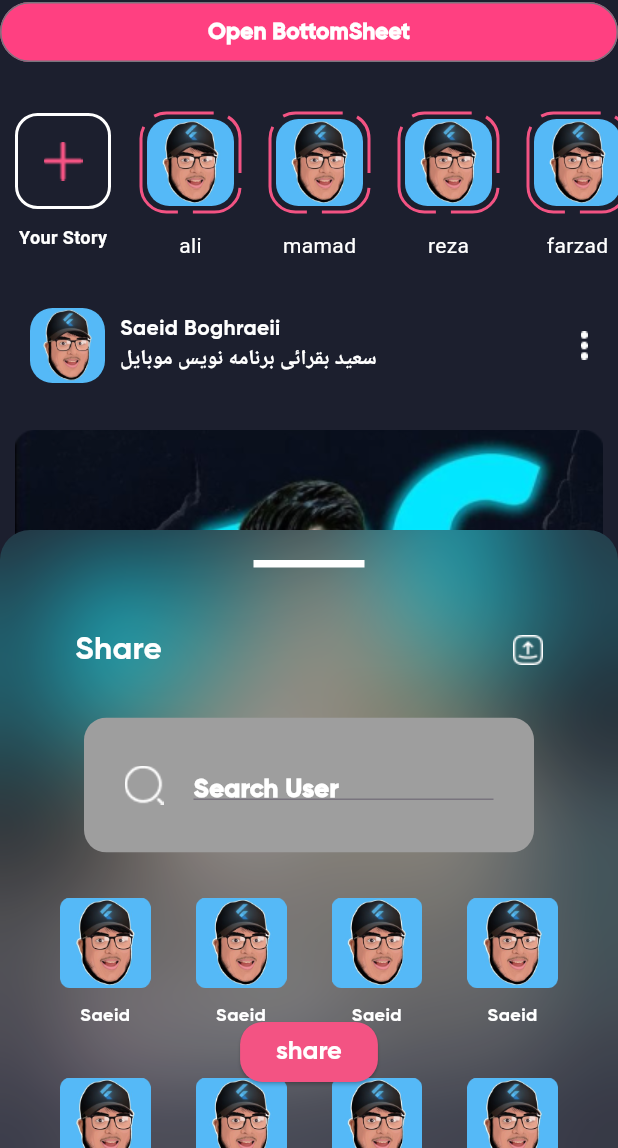
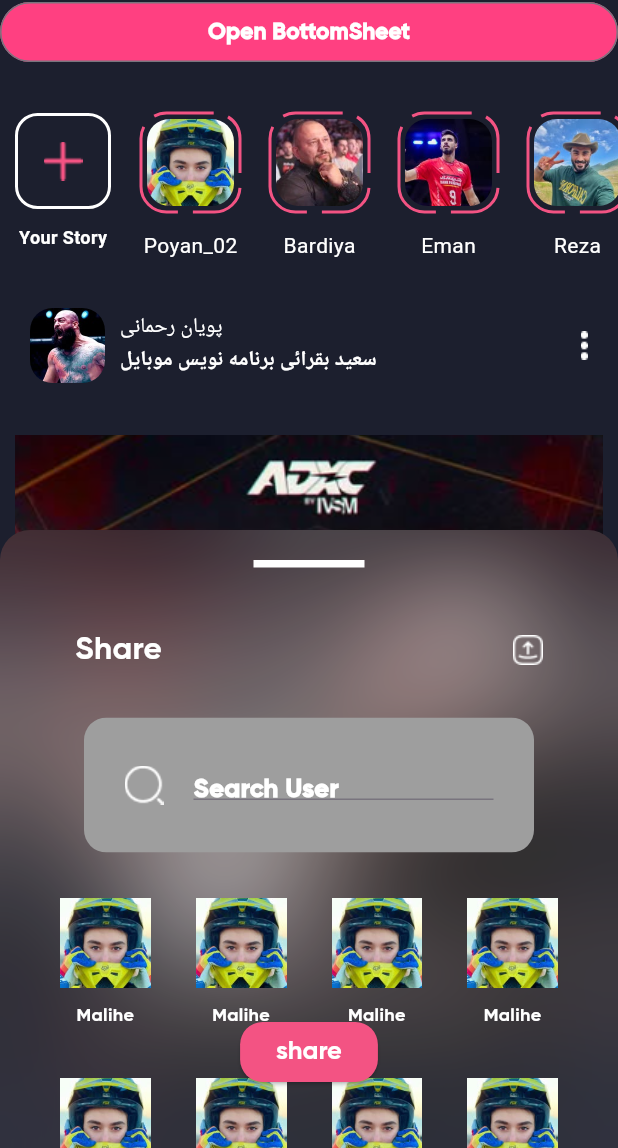
Before and after one commit to SaeidBoghraeii83/instagram_01, a Flutter app: the screen it shows after launch, after a tap on "Open BottomSheet", on a phone screen of 412 x 824 dp, the part 88-1236 px from its top. Run offline on Flutter 3.47's test engine with Material 3 defaults, Android fonts, the light colour scheme and no system bars; drawn by our look-alikes of dotted_border; Roboto replaces fonts that are missing (GS).

Commit message:
add fecher in home screen

```diff
--- a/lib/home_screen.dart
+++ b/lib/home_screen.dart
@@ -11,7 +11,17 @@ class Home_Screen extends StatefulWidget {
 }
 
 class _Home_ScreenState extends State<Home_Screen> {
-  var itemName = ['saeed', 'ali', 'mamad', 'reza', 'farzad', 'ahmad', 'mahsa'];
+  var itemName = ['Malihe', 'Poyan_02', 'Bardiya', 'Eman', 'Reza'];
+  var itemTitile = [
+    'پویان رحمانی',
+    'ملیحه عباسی',
+    'مانی خوشبین',
+    'بردیا سعادت',
+    'ایمان احمدی',
+  ];
+
+  var imageNameP = ['p5', 'p4', 'p1', 'p2', 'p3'];
+  var imageNameS = ['f5', 'f4', 'f1', 'f2', 'f3'];
 
   @override
   Widget build(BuildContext context) {
@@ -25,9 +35,12 @@ class _Home_ScreenState extends State<Home_Screen> {
           SliverList(
             delegate: SliverChildBuilderDelegate((context, index) {
               return Column(
-                children: [_getInformationProfile(), _getPostItem()],
+                children: [
+                  _getInformationProfile(imageNameS[index], itemTitile[index]),
+                  _getPostItem(imageNameP[index]),
+                ],
               );
-            }, childCount: 2),
+            }, childCount: 5),
           ),
         ],
       ),
@@ -81,7 +94,7 @@ class _Home_ScreenState extends State<Home_Screen> {
         itemBuilder: (context, index) {
           return index == 0
               ? _getAddStory()
-              : _getStoryListBox(itemName[index]);
+              : _getStoryListBox(itemName[index], imageNameS[index]);
         },
       ),
     );
@@ -141,7 +154,7 @@ class _Home_ScreenState extends State<Home_Screen> {
     );
   }
 
-  Widget _getStoryListBox(String itemName) {
+  Widget _getStoryListBox(String itemName, String imageName) {
     return Container(
       margin: EdgeInsets.only(top: 30, left: 10, right: 10, bottom: 10),
       child: Column(
@@ -158,7 +171,7 @@ class _Home_ScreenState extends State<Home_Screen> {
               child: Container(
                 height: 58,
                 width: 58,
-                child: Image.asset('images/profile.png'),
+                child: Image.asset('images/$imageName.png'),
               ),
             ),
           ),
@@ -169,7 +182,7 @@ class _Home_ScreenState extends State<Home_Screen> {
     );
   }
 
-  _getInformationProfile() {
+  _getInformationProfile(String imageName, String titleText) {
     return Padding(
       padding: const EdgeInsets.symmetric(horizontal: 20, vertical: 10),
       child: Row(
@@ -180,7 +193,9 @@ class _Home_ScreenState extends State<Home_Screen> {
             decoration: BoxDecoration(
               borderRadius: BorderRadius.circular(15),
 
-              image: DecorationImage(image: AssetImage('images/profile.png')),
+              image: DecorationImage(
+                image: AssetImage('images/$imageName.png'),
+              ),
             ),
           ),
           SizedBox(width: 10),
@@ -188,7 +203,7 @@ class _Home_ScreenState extends State<Home_Screen> {
             crossAxisAlignment: CrossAxisAlignment.start,
             children: [
               Text(
-                'Saeid Boghraeii',
+                '$titleText',
                 style: TextStyle(color: Colors.white, fontFamily: 'GB'),
               ),
               Text(
@@ -208,7 +223,7 @@ class _Home_ScreenState extends State<Home_Screen> {
     );
   }
 
-  Widget _getPostItem() {
+  Widget _getPostItem(String imageName) {
     return Padding(
       padding: const EdgeInsets.only(top: 20, right: 10, left: 10, bottom: 30),
       child: Container(
@@ -218,24 +233,20 @@ class _Home_ScreenState extends State<Home_Screen> {
         child: Stack(
           alignment: Alignment.bottomCenter,
           children: [
-            Positioned(top: 1, child: Image.asset('images/post_cover.png')),
             Positioned(
-              bottom: 2,
+              top: 1,
+              child: Image.asset('images/$imageName.png', height: 400),
+            ),
+            Positioned(
+              bottom: 0,
               child: ClipRRect(
                 child: BackdropFilter(
                   filter: ImageFilter.blur(sigmaX: 40, sigmaY: 40),
                   child: Container(
-                    width: 350,
+                    width: 340,
                     height: 48,
                     decoration: BoxDecoration(
-                      gradient: LinearGradient(
-                        colors: [
-                          Color.fromRGBO(255, 255, 255, 0.5),
-                          Color.fromRGBO(255, 255, 255, 0.2),
-                        ], // Gradient from blue to red
-                        begin: Alignment.topLeft, // Starts from top-left
-                        end: Alignment.bottomRight, // Ends at bottom-right
-                      ),
+                      color: Colors.black,
 
                       borderRadius: BorderRadius.circular(8),
                     ),
--- a/lib/shareBottomSheet.dart
+++ b/lib/shareBottomSheet.dart
@@ -147,10 +147,10 @@ class Sharebottomsheet extends StatelessWidget {
   Widget _getItemGrid() {
     return Column(
       children: [
-        Container(child: Image.asset('images/profile.png')),
+        Container(child: Image.asset('images/f4.png')),
         SizedBox(height: 10),
         Text(
-          'Saeid',
+          'Malihe',
           textAlign: TextAlign.center,
           style: TextStyle(fontFamily: 'GB', fontSize: 12, color: Colors.white),
         ),
```
Also changed, not shown: images/f1.png (added), images/f2.png (added), images/f3.png (added), images/f4.png (added), images/f5.png (added), images/p1.png (added), images/p2.png (added), images/p3.png (added), images/p4.png (added), images/p5.png (added).
